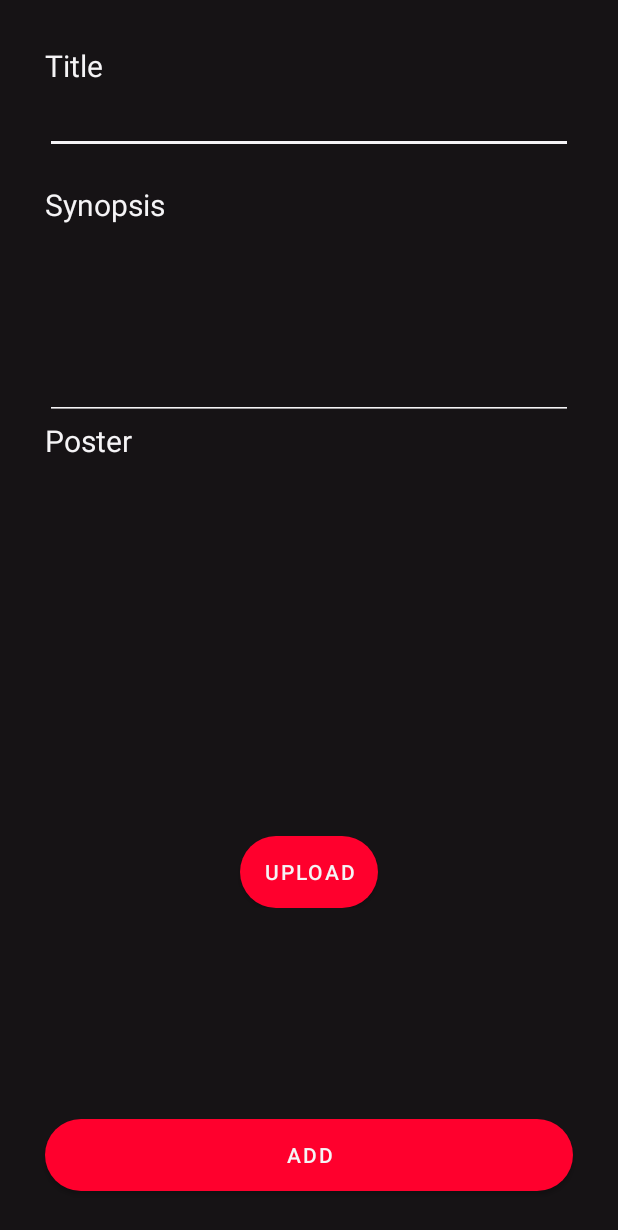
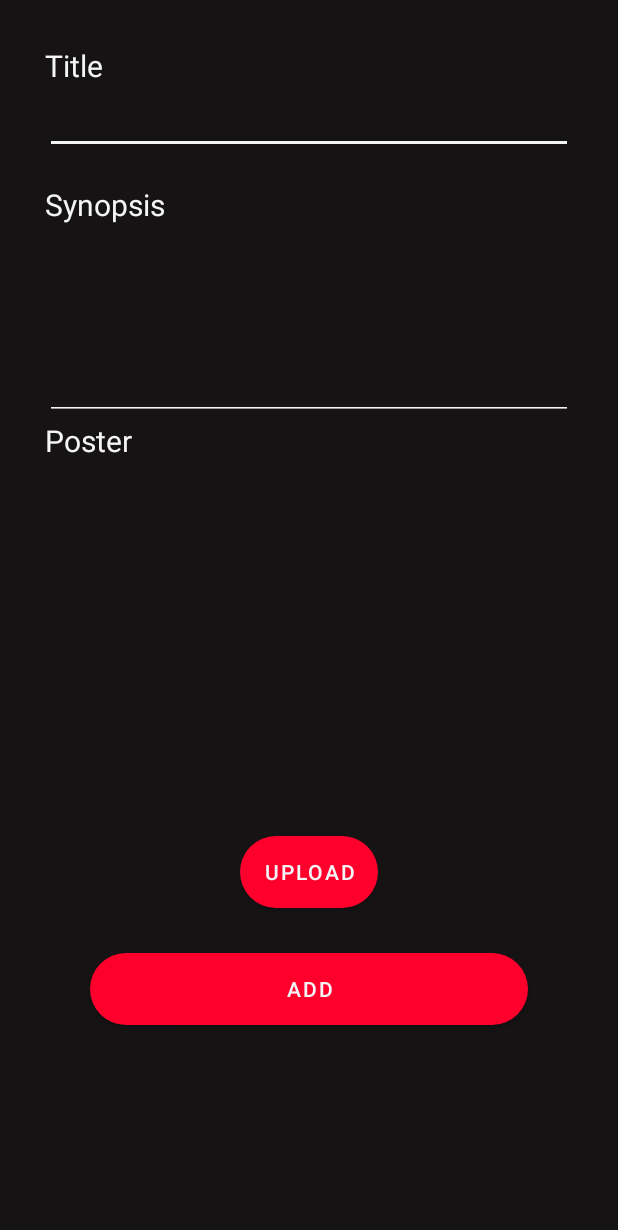
Before and after one commit to premanandaSetyo/Tubes01, an Android app: the layout fragment_add_movie.xml on its own in the app's theme, with its tools: preview values and no code run, on a phone screen of 412 x 824 dp. Shown: the top 1230 px of the screen. Run offline under Robolectric (Android 15) with nearby library versions, the phone set to English and light mode, and no system bars.

Commit message:
benerin layout

```diff
--- a/app/src/main/res/layout/fragment_add_movie.xml
+++ b/app/src/main/res/layout/fragment_add_movie.xml
@@ -7,12 +7,16 @@
     xmlns:app="http://schemas.android.com/apk/res-auto"
     tools:context=".AddMovieFragment">
 
-    <RelativeLayout
-        xmlns:android="http://schemas.android.com/apk/res/android"
+
+    <LinearLayout
         android:layout_width="match_parent"
         android:layout_height="match_parent"
         android:orientation="vertical"
         android:background="@color/theme">
+
+        <ScrollView
+            android:layout_width="match_parent"
+            android:layout_height="match_parent">
 
             <LinearLayout
                 android:layout_width="match_parent"
@@ -76,13 +80,6 @@
                     android:layout_gravity="center_horizontal"
                     android:textColor="@color/white"/>
 
-        </LinearLayout>
-
-        <LinearLayout
-            android:layout_width="match_parent"
-            android:layout_height="wrap_content"
-            android:gravity="center_vertical"
-            android:layout_alignParentBottom="true">
                 <Button
                     android:id="@+id/am_btn_add"
                     android:layout_width="match_parent"
@@ -93,6 +90,7 @@
                     android:textColor="@color/white"/>
             </LinearLayout>
 
-    </RelativeLayout>
+        </ScrollView>
+    </LinearLayout>
 
 </FrameLayout>
--- a/app/src/main/res/layout/fragment_review_page.xml
+++ b/app/src/main/res/layout/fragment_review_page.xml
@@ -6,7 +6,7 @@
     xmlns:app="http://schemas.android.com/apk/res-auto"
     tools:context=".ReviewPageFragment">
 
-    <RelativeLayout
+    <LinearLayout
         android:layout_width="match_parent"
         android:layout_height="match_parent"
         android:orientation="vertical"
@@ -96,7 +96,6 @@
         </ScrollView>
 
 
-
-    </RelativeLayout>
+    </LinearLayout>
 
 </FrameLayout>
```
Lines whose indentation alone changed are shown as unchanged.
